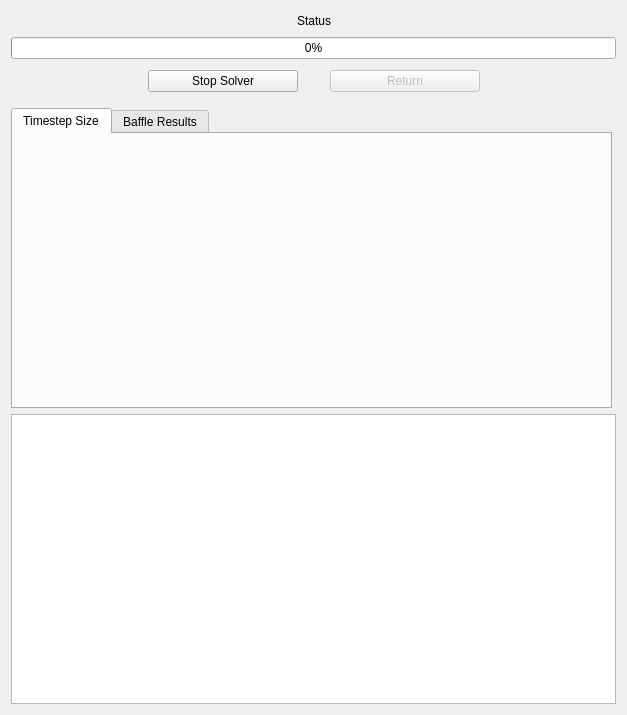
Above: gui/solver.ui from civilcfd/Civil-CFD before the change. Below: the same form after it.
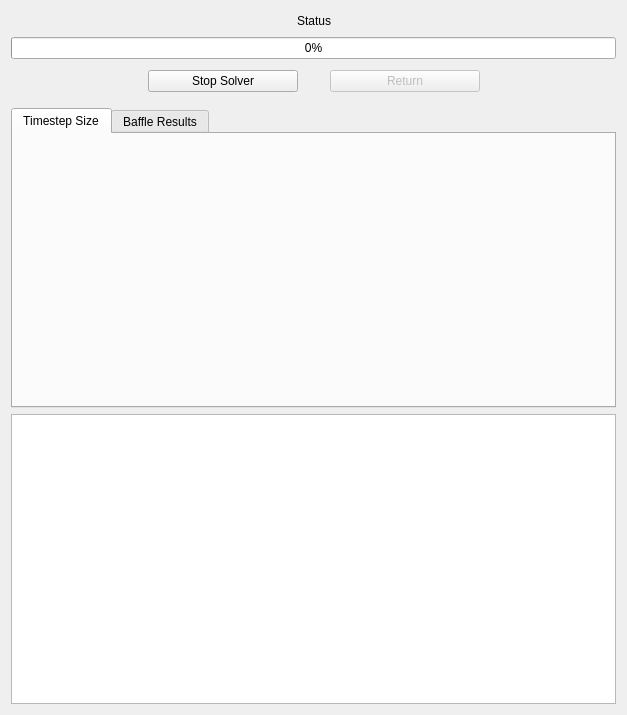
That is the form after the change. Icons and pictures are not drawn. Custom widgets are drawn as their Qt base class.

Patch:
```diff
--- a/gui/solver.ui
+++ b/gui/solver.ui
@@ -16,6 +16,34 @@
   <layout class="QGridLayout" name="gridLayout_2">
    <item row="0" column="0">
     <layout class="QGridLayout" name="gridLayout">
+     <item row="6" column="0" colspan="5">
+      <layout class="QGridLayout" name="gridLayout_5">
+       <item row="0" column="0">
+        <widget class="QTabWidget" name="tabWidget_2">
+         <property name="minimumSize">
+          <size>
+           <width>0</width>
+           <height>300</height>
+          </size>
+         </property>
+         <property name="currentIndex">
+          <number>0</number>
+         </property>
+         <widget class="QCustomPlot" name="plot">
+          <attribute name="title">
+           <string>Timestep Size</string>
+          </attribute>
+         </widget>
+         <widget class="QWidget" name="tab_14">
+          <attribute name="title">
+           <string>Baffle Results</string>
+          </attribute>
+          <zorder>plot</zorder>
+         </widget>
+        </widget>
+       </item>
+      </layout>
+     </item>
      <item row="3" column="3">
       <widget class="QPushButton" name="Return">
        <property name="enabled">
@@ -183,61 +211,6 @@
        </property>
       </widget>
      </item>
-     <item row="6" column="0" colspan="5">
-      <widget class="QFrame" name="frame">
-       <property name="minimumSize">
-        <size>
-         <width>0</width>
-         <height>300</height>
-        </size>
-       </property>
-       <property name="frameShape">
-        <enum>QFrame::NoFrame</enum>
-       </property>
-       <property name="frameShadow">
-        <enum>QFrame::Raised</enum>
-       </property>
-       <widget class="QTabWidget" name="tabWidget">
-        <property name="geometry">
-         <rect>
-          <x>0</x>
-          <y>0</y>
-          <width>601</width>
-          <height>301</height>
-         </rect>
-        </property>
-        <property name="currentIndex">
-         <number>0</number>
-        </property>
-        <widget class="QWidget" name="tab_7">
-         <attribute name="title">
-          <string>Timestep Size</string>
-         </attribute>
-         <widget class="QCustomPlot" name="plot" native="true">
-          <property name="geometry">
-           <rect>
-            <x>10</x>
-            <y>0</y>
-            <width>575</width>
-            <height>270</height>
-           </rect>
-          </property>
-          <property name="minimumSize">
-           <size>
-            <width>300</width>
-            <height>200</height>
-           </size>
-          </property>
-         </widget>
-        </widget>
-        <widget class="QWidget" name="tab_8">
-         <attribute name="title">
-          <string>Baffle Results</string>
-         </attribute>
-        </widget>
-       </widget>
-      </widget>
-     </item>
     </layout>
    </item>
   </layout>
```
